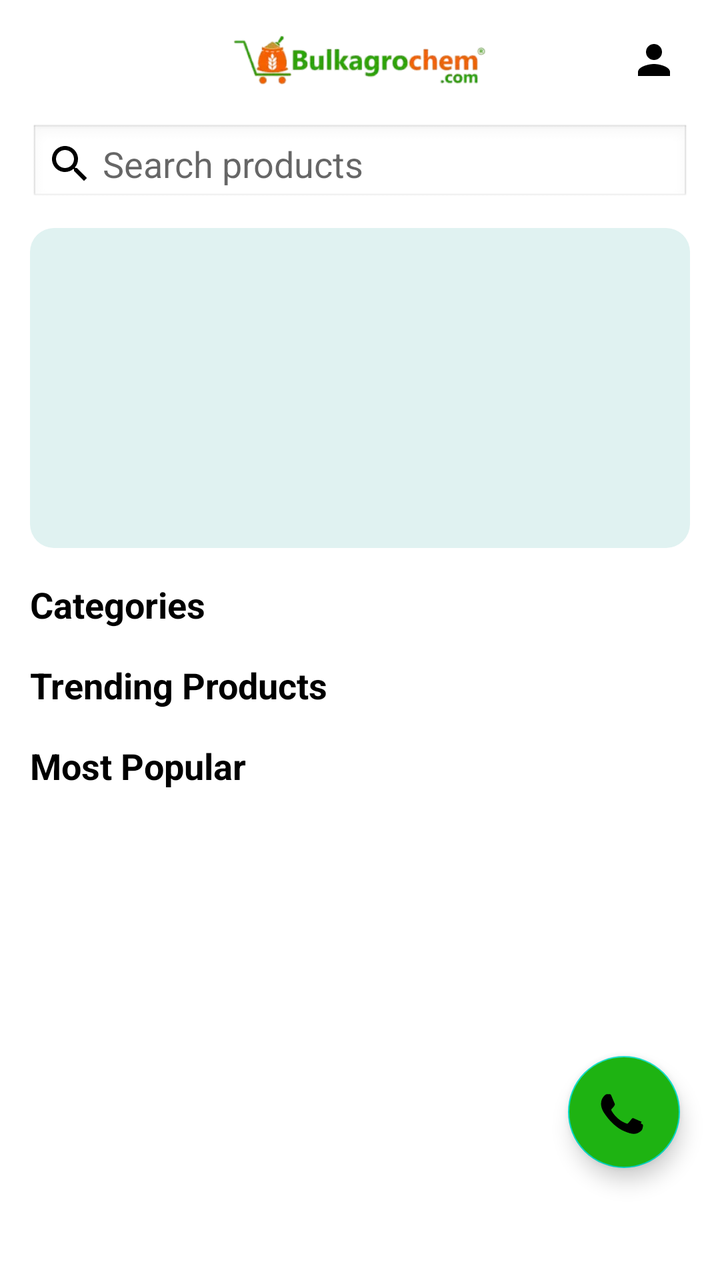
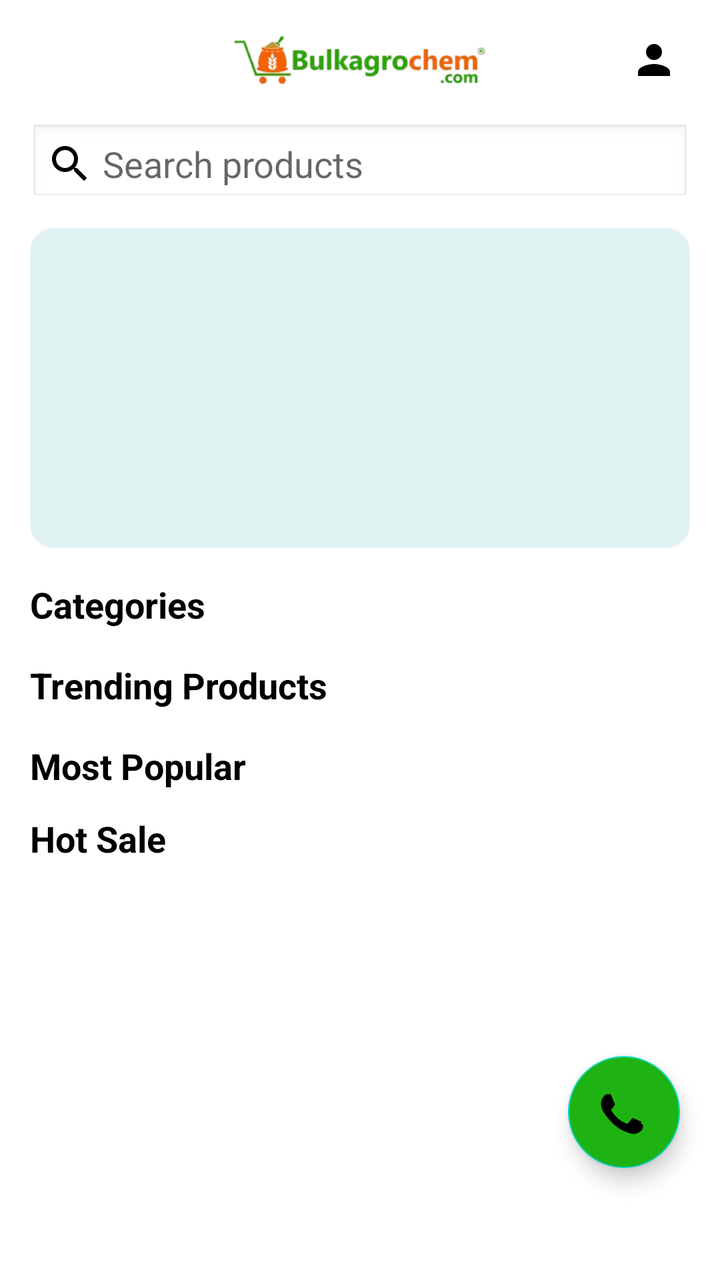

The first picture is an Android layout as it rendered before a commit; the second is the same layout after the commit. The layout source and the unified diff follow.
<!-- AndroidManifest.xml: application theme Theme.BulkAgrochem -->
<!-- res/layout/activity_main.xml -->
<?xml version="1.0" encoding="utf-8"?>
<androidx.coordinatorlayout.widget.CoordinatorLayout xmlns:android="http://schemas.android.com/apk/res/android"
    xmlns:app="http://schemas.android.com/apk/res-auto"
    xmlns:tools="http://schemas.android.com/tools"
    android:layout_width="match_parent"
    android:layout_height="match_parent"
    tools:context=".MainActivity">

    <androidx.core.widget.NestedScrollView
        android:id="@+id/main"
        android:layout_width="match_parent"
        android:layout_height="match_parent"
        android:background="#FFFFFF"
        android:fillViewport="true">

        <LinearLayout
            android:layout_width="match_parent"
            android:layout_height="wrap_content"
            android:orientation="vertical"
            android:paddingRight="15dp"
            android:paddingLeft="15dp"
            android:paddingTop="10dp"
            >

            <RelativeLayout
                android:layout_width="match_parent"
                android:layout_height="wrap_content">

                <ImageView
                    android:id="@+id/ivProfile"
                    android:layout_width="36dp"
                    android:layout_height="36dp"
                    android:src="@drawable/ic_profile"
                    android:layout_alignParentEnd="true"
                    android:layout_centerVertical="true"
                    android:padding="6dp" />

                <ImageView
                    android:layout_width="200dp"
                    android:layout_height="40dp"
                    android:layout_centerInParent="true"
                    android:src="@drawable/logo_bulkagro" />

            </RelativeLayout>

            <EditText
                android:id="@+id/searchEditText"
                android:layout_width="match_parent"
                android:layout_height="40dp"
                android:layout_marginTop="12dp"
                android:background="@android:drawable/edit_text"
                android:drawableStart="@drawable/ic_search"
                android:hint=" Search products "
                android:imeOptions="actionSearch"
                android:inputType="text"
                android:padding="8dp"
                android:textColor="#000000" />

            <androidx.recyclerview.widget.RecyclerView
                android:id="@+id/rvSearchResults"
                android:layout_width="match_parent"
                android:layout_height="wrap_content"
                android:visibility="gone"
                app:layoutManager="androidx.recyclerview.widget.LinearLayoutManager" />

            

            <ImageView
                android:layout_width="match_parent"
                android:layout_height="160dp"
                android:layout_marginTop="12dp"
                android:contentDescription="Offer Banner"
                android:scaleType="centerCrop"
                android:src="@drawable/banner_placeholder" />


            <TextView
                android:layout_width="wrap_content"
                android:layout_height="wrap_content"
                android:layout_marginTop="16dp"
                android:text="Categories"
                android:textColor="@color/black"
                android:textSize="18sp"
                android:textStyle="bold" />

            <androidx.recyclerview.widget.RecyclerView
                android:id="@+id/rvCategories"
                android:layout_width="match_parent"
                android:layout_height="wrap_content"
                android:orientation="horizontal"
                app:layoutManager="androidx.recyclerview.widget.LinearLayoutManager" />


            <TextView
                android:layout_width="wrap_content"
                android:layout_height="wrap_content"
                android:layout_marginTop="16dp"
                android:text="Trending Products"
                android:textColor="@color/black"
                android:textSize="18sp"
                android:textStyle="bold" />

            <androidx.recyclerview.widget.RecyclerView
                android:id="@+id/rvTrending"
                android:layout_width="match_parent"
                android:layout_height="wrap_content"
                android:orientation="horizontal"
                app:layoutManager="androidx.recyclerview.widget.LinearLayoutManager" />


            <TextView
                android:layout_width="wrap_content"
                android:layout_height="wrap_content"
                android:layout_marginTop="16dp"
                android:text="Most Popular"
                android:textColor="@color/black"
                android:textSize="18sp"
                android:textStyle="bold" />

            <androidx.recyclerview.widget.RecyclerView
                android:id="@+id/rvMostPopular"
                android:layout_width="match_parent"
                android:layout_height="wrap_content"
                android:orientation="horizontal"
                app:layoutManager="androidx.recyclerview.widget.LinearLayoutManager" />
        </LinearLayout>
    </androidx.core.widget.NestedScrollView>

    <com.google.android.material.floatingactionbutton.FloatingActionButton
        android:id="@+id/fabWhatsapp"
        android:layout_width="wrap_content"
        android:layout_height="wrap_content"
        android:layout_gravity="bottom|end"
        android:layout_marginBottom="56dp"
        android:layout_marginRight="20dp"
        android:backgroundTint="#1EB312"
        app:maxImageSize="56dp"
        app:srcCompat="@drawable/ic_whatsapp" />

</androidx.coordinatorlayout.widget.CoordinatorLayout>
<!-- resources referenced by this layout -->
<resources>
  <color name="black">#FF000000</color>
  <!-- drawable banner_placeholder (drawable) -->
  <shape xmlns:android="http://schemas.android.com/apk/res/android">
      <solid android:color="#E0F2F1"/>
      <corners android:radius="12dp"/>
  </shape>
  <!-- drawable ic_profile (drawable) -->
  <?xml version="1.0" encoding="utf-8"?>
  <vector xmlns:android="http://schemas.android.com/apk/res/android"
      android:width="24dp"
      android:height="24dp"
      android:viewportWidth="24"
      android:viewportHeight="24">
  
      <path
          android:fillColor="@android:color/black"
          android:pathData="M12,12c2.21,0 4,-1.79 4,-4s-1.79,-4 -4,-4 -4,1.79 -4,4 1.79,4 4,4zM12,14c-2.67,0 -8,1.34 -8,4v2h16v-2c0,-2.66 -5.33,-4 -8,-4z" />
  </vector>
  <!-- drawable ic_search (drawable) -->
  <vector xmlns:android="http://schemas.android.com/apk/res/android" 
      android:height="24dp" 
      android:tint="#000000" 
      android:viewportHeight="24" 
      android:viewportWidth="24" 
      android:width="24dp">
        
      <path android:fillColor="@android:color/white" 
            android:pathData="M15.5,14h-0.79l-0.28,-0.27C15.41,12.59 16,11.11 16,9.5 16,5.91 13.09,3 9.5,3S3,5.91 3,9.5 5.91,16 9.5,16c1.61,0 3.09,-0.59 4.23,-1.57l0.27,0.28v0.79l5,4.99L20.49,19l-4.99,-5zM9.5,14C7.01,14 5,11.99 5,9.5S7.01,5 9.5,5 14,7.01 14,9.5 11.99,14 9.5,14z"/>
      
  </vector>
  <!-- drawable ic_whatsapp (drawable) -->
  <?xml version="1.0" encoding="utf-8"?>
  <vector xmlns:android="http://schemas.android.com/apk/res/android"
      android:width="24dp"
      android:height="24dp"
      android:viewportWidth="24"
      android:viewportHeight="24">
  
      <path
          android:fillColor="@android:color/white"
          android:pathData="M15.91,14.12 C15.48,14.01 14.35,13.46 14.14,13.38 C13.93,13.3 13.78,13.26 13.63,13.48 C13.48,13.7 13.05,14.22 12.92,14.37 C12.79,14.52 12.66,14.54 12.43,14.43 C12.2,14.32 11.47,14.08 10.6,13.3 C9.92,12.7 9.46,11.96 9.33,11.73 C9.2,11.5 9.32,11.38 9.43,11.27 C9.53,11.17 9.66,11.01 9.77,10.88 C9.88,10.75 9.93,10.66 10,10.51 C10.07,10.36 10.03,10.23 9.97,10.12 C9.91,10.01 9.48,8.96 9.3,8.53 C9.13,8.12 8.95,8.17 8.82,8.17 L8.43,8.17 C8.28,8.17 8.05,8.23 7.85,8.45 C7.65,8.67 7.08,9.2 7.08,10.28 C7.08,11.36 7.87,12.41 7.98,12.55 C8.1,12.7 9.63,15.05 11.95,16.07 C12.5,16.31 12.93,16.45 13.27,16.56 C13.75,16.71 14.19,16.69 14.54,16.64 C14.93,16.58 15.75,16.15 15.92,15.68 C16.09,15.21 16.09,14.81 16.04,14.72 C15.99,14.63 15.86,14.58 15.63,14.47 L15.71,14.12 Z" />
  </vector>
  <!-- drawable logo_bulkagro: png bitmap (drawable, 29486 bytes) -->
  <style name="Theme.BulkAgrochem" parent="Base.Theme.BulkAgrochem" />
  <style name="Base.Theme.BulkAgrochem" parent="Theme.MaterialComponents.DayNight.NoActionBar">
          
          <item name="android:windowBackground">@color/app_background</item>
          <item name="colorSurface">@color/app_background</item>
      </style>
  <color name="app_background">#F5F5F5</color>
</resources>

<!-- the commit's change to res/layout/activity_main.xml (unified diff, before → after) -->
@@ -123,6 +123,25 @@
                 android:layout_height="wrap_content"
                 android:orientation="horizontal"
                 app:layoutManager="androidx.recyclerview.widget.LinearLayoutManager" />
+
+            
+            <TextView
+                android:id="@+id/txtHotSale"
+                android:layout_width="wrap_content"
+                android:layout_height="wrap_content"
+                android:text="Hot Sale"
+                android:textSize="18sp"
+                android:textStyle="bold"
+                android:layout_marginTop="12dp"
+                android:textColor="#000" />
+
+            <androidx.recyclerview.widget.RecyclerView
+                android:id="@+id/rvHotSale"
+                android:layout_width="match_parent"
+                android:layout_height="wrap_content"
+                android:orientation="horizontal"
+                app:layoutManager="androidx.recyclerview.widget.LinearLayoutManager" />
+
         </LinearLayout>
     </androidx.core.widget.NestedScrollView>
 
